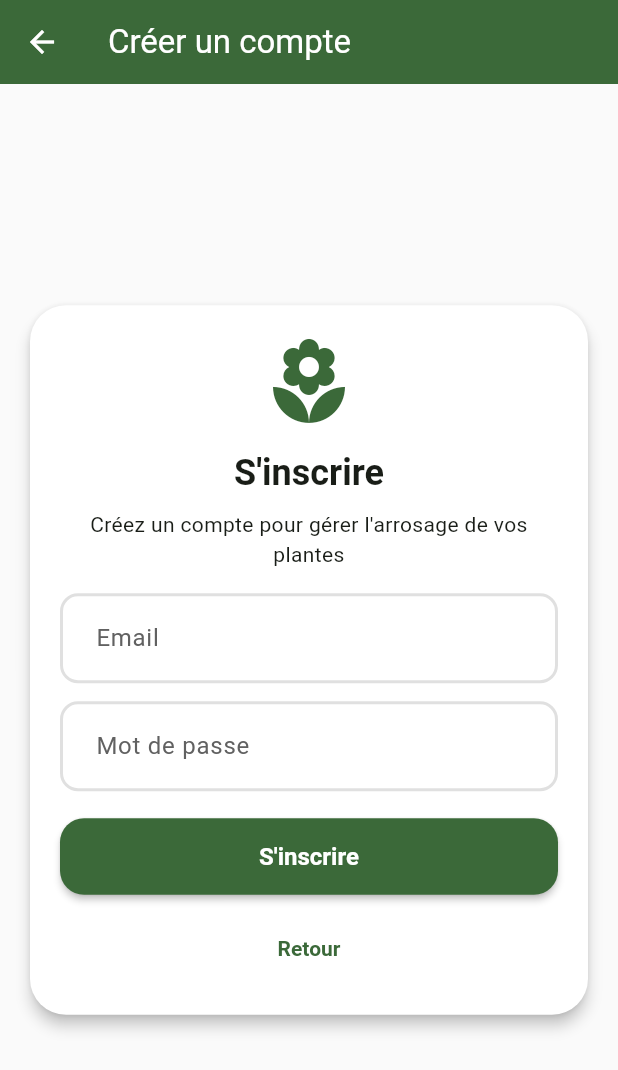
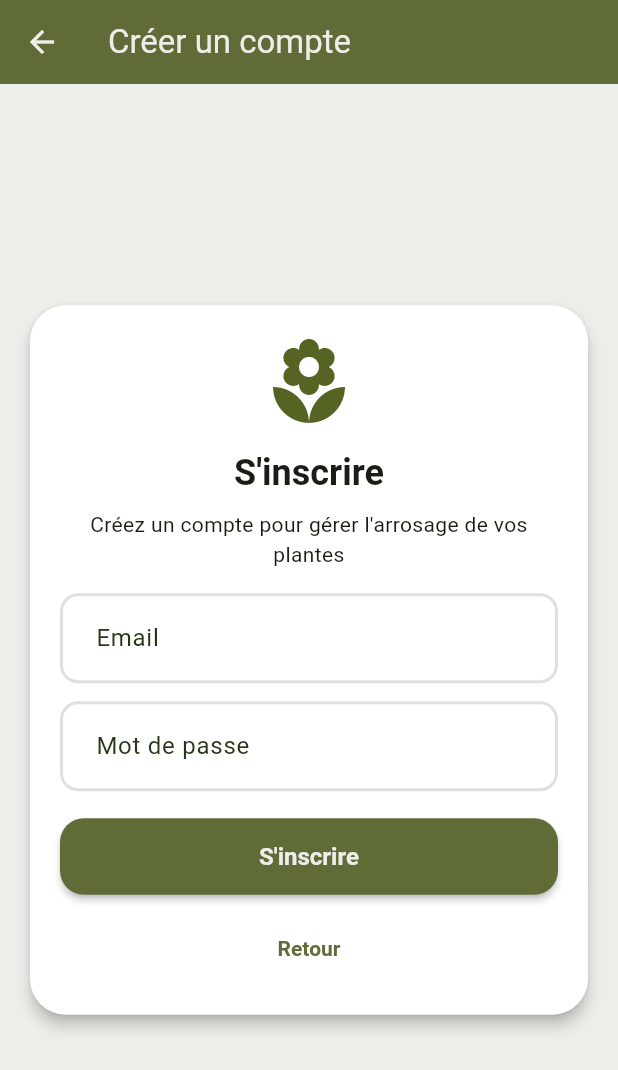
Before and after one commit to alderaan11/PlantNanny, a Flutter app: the screen it shows after launch, after a tap on "Se connecter", after a tap on "Créer un compte", on a phone screen of 412 x 824 dp. Shown: the top 1070 px of the screen. Run offline on Flutter 3.47's test engine with Material 3 defaults, Android fonts, the light colour scheme and no system bars; our stand-ins replace flutter_blue_plus, flutter_riverpod; missing offline and left inert: plant_nanny_api.

Commit message:
(feat) Color (#4)

```diff
--- a/lib/data/providers/global_settings_provider.dart
+++ b/lib/data/providers/global_settings_provider.dart
@@ -1,4 +1,4 @@
 import 'package:flutter_riverpod/flutter_riverpod.dart';
 
-/// Durée globale d'arrosage en millisecondes utilisée par la page Arrosage.
-final globalPumpDurationProvider = StateProvider<int>((ref) => 5000);
+/// Durée globale d'arrosage en secondes utilisée par la page Arrosage.
+final globalPumpDurationProvider = StateProvider<int>((ref) => 5);
--- a/lib/data/providers/per_device_pump_provider.dart
+++ b/lib/data/providers/per_device_pump_provider.dart
@@ -10,12 +10,12 @@ class PerDevicePumpNotifier extends StateNotifier<Map<String, int>> {
     final explicit = state[deviceId];
     if (explicit != null) return explicit;
     final meta = ref.read(deviceMetadataProvider)[deviceId];
-    if (meta != null && meta.baseDoseMs != null) return meta.baseDoseMs;
+    if (meta != null && meta.baseDoseSec != null) return meta.baseDoseSec;
     return ref.read(globalPumpDurationProvider);
   }
 
-  void setDurationFor(String deviceId, int ms) {
-    state = {...state, deviceId: ms};
+  void setDurationFor(String deviceId, int sec) {
+    state = {...state, deviceId: sec};
   }
 }
 
--- a/lib/data/repositories/commands_repository.dart
+++ b/lib/data/repositories/commands_repository.dart
@@ -26,12 +26,12 @@ class CommandsRepository implements CommandsRepositoryBase {
   }
 
   @override
-  Future<void> pump(String deviceId, int durationMs) {
+  Future<void> pump(String deviceId, int durationSec) {
     return _api.handlersV1DevicesCommandsPost(
       deviceId: deviceId,
       commandIn: CommandIn((CommandInBuilder b) {
         b.type = CommandType.pumpWater;
-        b.durationMs = durationMs;
+        b.durationMs = durationSec * 1000; // Convertir secondes en millisecondes pour l'API
       }),
     );
   }
--- a/lib/data/repositories/commands_repository_base.dart
+++ b/lib/data/repositories/commands_repository_base.dart
@@ -1,4 +1,4 @@
 abstract class CommandsRepositoryBase {
   Future<void> forceReading(String deviceId);
-  Future<void> pump(String deviceId, int durationMs);
+  Future<void> pump(String deviceId, int durationSec);
 }
--- a/lib/data/repositories/commands_repository_fake.dart
+++ b/lib/data/repositories/commands_repository_fake.dart
@@ -13,7 +13,7 @@ class FakeCommandsRepository implements CommandsRepositoryBase {
   }
 
   @override
-  Future<void> pump(String deviceId, int durationMs) async {
+  Future<void> pump(String deviceId, int durationSec) async {
     await Future.delayed(const Duration(seconds: 1));
     return;
   }
--- a/lib/features/auth/device_preview.dart
+++ b/lib/features/auth/device_preview.dart
@@ -61,7 +61,7 @@ class DevicePreview extends ConsumerWidget {
                       ),
                       const SizedBox(height: 6),
                       Row(children: [
-                        const Icon(Icons.opacity, size: 18, color: Colors.blue),
+                        const Icon(Icons.opacity, size: 18, color: Color(0xFF606C38)),
                         const SizedBox(width: 6),
                         Expanded(child: Text('${hum.toStringAsFixed(0)} %', overflow: TextOverflow.ellipsis, maxLines: 1)),
                         const SizedBox(width: 12),
--- a/lib/features/auth/forgot_password_page.dart
+++ b/lib/features/auth/forgot_password_page.dart
@@ -45,6 +45,7 @@ class _ForgotPasswordPageState extends ConsumerState<ForgotPasswordPage> {
             constraints: const BoxConstraints(maxWidth: 420),
             child: Card(
               elevation: 4,
+              color: Colors.white,
               shape: RoundedRectangleBorder(borderRadius: BorderRadius.circular(24)),
               child: Padding(
                 padding: const EdgeInsets.all(20.0),
--- a/lib/features/auth/login_page.dart
+++ b/lib/features/auth/login_page.dart
@@ -49,6 +49,7 @@ class _LoginPageState extends ConsumerState<LoginPage> {
             constraints: const BoxConstraints(maxWidth: 420),
             child: Card(
               elevation: 4,
+              color: Colors.white,
               shape: RoundedRectangleBorder(borderRadius: BorderRadius.circular(24)),
               child: Padding(
                 padding: const EdgeInsets.all(20.0),
--- a/lib/features/auth/signup_page.dart
+++ b/lib/features/auth/signup_page.dart
@@ -46,6 +46,7 @@ class _SignupPageState extends ConsumerState<SignupPage> {
             constraints: const BoxConstraints(maxWidth: 420),
             child: Card(
               elevation: 4,
+              color: Colors.white,
               shape: RoundedRectangleBorder(borderRadius: BorderRadius.circular(24)),
               child: Padding(
                 padding: const EdgeInsets.all(20.0),
--- a/lib/features/devices/add_plant_page.dart
+++ b/lib/features/devices/add_plant_page.dart
@@ -51,7 +51,7 @@ class _AddPlantPageState extends ConsumerState<AddPlantPage> {
 
     final pairing = _isBluetoothFlow ? (widget.deviceId ?? '') : _pairingController.text.trim();
     final name = _nameController.text.trim().isEmpty ? null : _nameController.text.trim();
-    final baseMs = int.tryParse(_doseController.text.trim()) ?? 5000;
+    final baseSec = int.tryParse(_doseController.text.trim()) ?? 5;
 
     try {
       final device = await ref.read(devicesRepositoryProvider).register(pairing, name: name);
@@ -60,7 +60,7 @@ class _AddPlantPageState extends ConsumerState<AddPlantPage> {
       final meta = DeviceMetadata(
         plantType: _plantType,
         isOutdoor: _isOutdoor,
-        baseDoseMs: baseMs,
+        baseDoseSec: baseSec,
         comments: _commentsController.text.trim().isEmpty ? null : _commentsController.text.trim(),
       );
       ref.read(deviceMetadataProvider.notifier).setMetadata(device.deviceId, meta);
@@ -143,7 +143,7 @@ class _AddPlantPageState extends ConsumerState<AddPlantPage> {
 
                     TextFormField(
                       controller: _doseController,
-                      decoration: const InputDecoration(labelText: 'Dose de base (ms)'),
+                      decoration: const InputDecoration(labelText: 'Dose de base (sec)'),
                       keyboardType: TextInputType.number,
                       validator: (v) => (v == null || int.tryParse(v) == null) ? 'Entrer un nombre' : null,
                     ),
--- a/lib/main.dart
+++ b/lib/main.dart
@@ -51,26 +51,26 @@ class PlantNannyApp extends ConsumerWidget {
   Widget build(BuildContext context, WidgetRef ref) {
     final authState = ref.watch(authNotifierProvider);
 
-    // Couleurs modernes vert/gris/blanc
+    // Palette de couleurs naturelles
     final colorScheme = ColorScheme.fromSeed(
-      seedColor: const Color(0xFF4CAF50), // Vert moderne
+      seedColor: const Color(0xFF606C38), // Vert olive
       brightness: Brightness.light,
-      secondary: const Color(0xFF78909C), // Gris bleuté
+      secondary: const Color(0xFFDDA15E), // Orange doré
     );
 
     final theme = ThemeData(
       colorScheme: colorScheme,
       useMaterial3: true,
-      scaffoldBackgroundColor: const Color(0xFFFAFAFA), // Gris très clair / blanc cassé
+      scaffoldBackgroundColor: const Color(0xFFEDEDE9), // Gris beige clair
       appBarTheme: AppBarTheme(
-        backgroundColor: colorScheme.primary,
-        foregroundColor: Colors.white,
+        backgroundColor: const Color(0xFF606C38), // Vert olive
+        foregroundColor: const Color(0xFFEDEDE9), // Gris beige clair pour le texte
         elevation: 0,
       ),
       elevatedButtonTheme: ElevatedButtonThemeData(
         style: ElevatedButton.styleFrom(
-          backgroundColor: colorScheme.primary,
-          foregroundColor: Colors.white,
+          backgroundColor: const Color(0xFF606C38), // Vert olive
+          foregroundColor: const Color(0xFFEDEDE9), // Gris beige clair
           shape: RoundedRectangleBorder(borderRadius: BorderRadius.circular(16)),
           padding: const EdgeInsets.symmetric(vertical: 16, horizontal: 24),
           textStyle: const TextStyle(fontWeight: FontWeight.w700, fontSize: 16),
@@ -82,7 +82,7 @@ class PlantNannyApp extends ConsumerWidget {
         fillColor: Colors.white,
         border: OutlineInputBorder(
           borderRadius: BorderRadius.circular(12),
-          borderSide: BorderSide(color: Colors.grey.shade300, width: 2),
+          borderSide: const BorderSide(color: Color(0xFFDDA15E), width: 2),
         ),
         enabledBorder: OutlineInputBorder(
           borderRadius: BorderRadius.circular(12),
@@ -90,14 +90,14 @@ class PlantNannyApp extends ConsumerWidget {
         ),
         focusedBorder: OutlineInputBorder(
           borderRadius: BorderRadius.circular(12),
-          borderSide: BorderSide(color: colorScheme.primary, width: 2.5),
+          borderSide: const BorderSide(color: Color(0xFF606C38), width: 2.5),
         ),
         contentPadding: const EdgeInsets.symmetric(vertical: 18, horizontal: 20),
-        labelStyle: TextStyle(fontSize: 16, color: Colors.grey.shade700),
+        labelStyle: const TextStyle(fontSize: 16, color: Color(0xFF283618)),
       ),
       textButtonTheme: TextButtonThemeData(
         style: TextButton.styleFrom(
-          foregroundColor: colorScheme.primary,
+          foregroundColor: const Color(0xFF606C38),
           textStyle: const TextStyle(fontWeight: FontWeight.w600),
         ),
       ),
```
Also changed, not shown: lib/data/models/device_metadata.dart (+5 -5 lines), lib/features/auth/main_page.dart (+23 -1 lines), lib/features/dashboard/dashboard_page.dart (+12 -9 lines), lib/features/devices/devices_page.dart (+5 -5 lines), lib/features/settings/settings_page.dart (+30 -11 lines).
